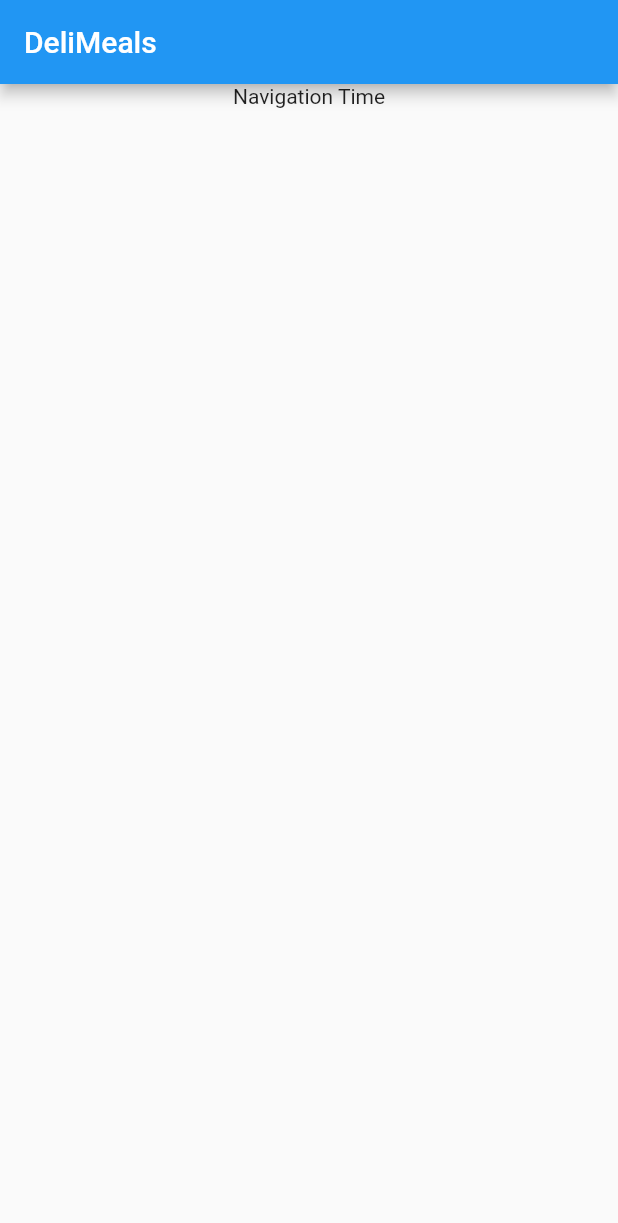
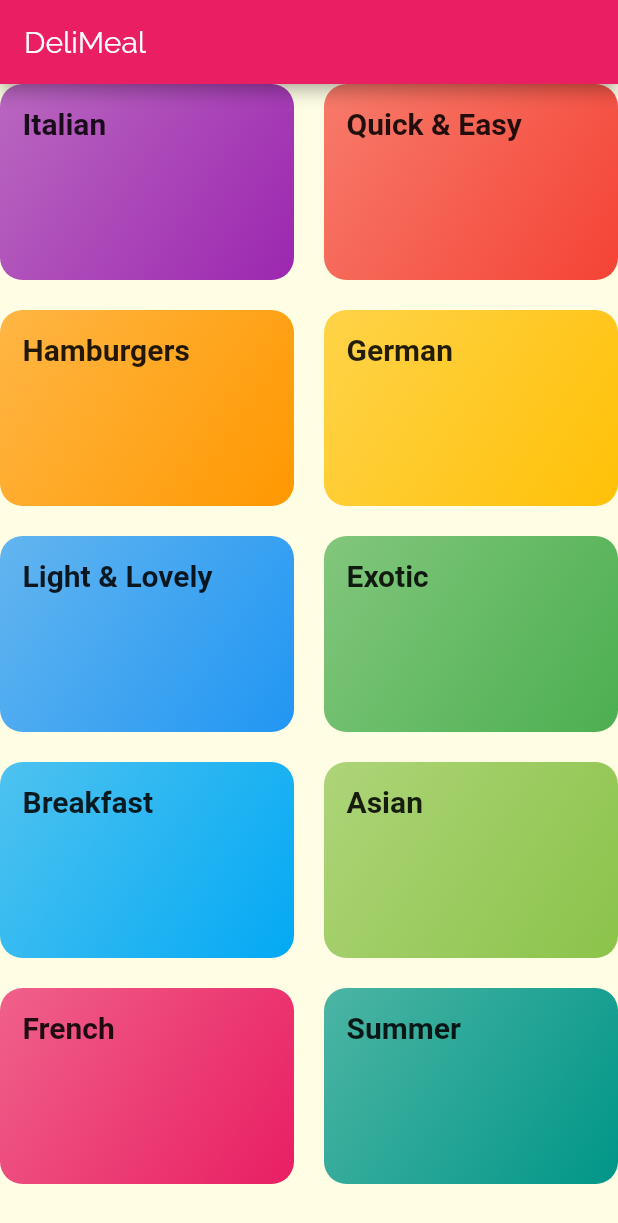
Before and after one commit to Yoshiaki-Harada/flutter_exercise, a Flutter app: the screen it shows after launch, on a phone screen of 412 x 824 dp. Shown: the top 1223 px of the screen. Run offline on Flutter 3.47's test engine with Material 2 defaults, Android fonts, the phone set to English and light mode, and no system bars; Roboto replaces fonts that are missing (RomotoCondensed).

Commit message:
create categoreas

```diff
--- /dev/null
+++ b/deli_meals_app/lib/categories_screen.dart
@@ -0,0 +1,29 @@
+import 'package:deli_meals_app/category_item.dart';
+import 'package:deli_meals_app/dummy_data.dart';
+import 'package:flutter/material.dart';
+
+class CategoriesScreen extends StatelessWidget {
+  @override
+  Widget build(BuildContext context) {
+    return Scaffold(
+      appBar: AppBar(
+        title: const Text('DeliMeal'),
+      ),
+      body: GridView(
+        children: DUMMY_CATEGORIES
+            .map(
+              (catData) => CategoryItem(
+                title: catData.title,
+                color: catData.color,
+              ),
+            )
+            .toList(),
+        gridDelegate: SliverGridDelegateWithMaxCrossAxisExtent(
+            maxCrossAxisExtent: 200,
+            childAspectRatio: 3 / 2,
+            crossAxisSpacing: 20,
+            mainAxisSpacing: 20),
+      ),
+    );
+  }
+}
--- /dev/null
+++ b/deli_meals_app/lib/category_item.dart
@@ -0,0 +1,29 @@
+import 'package:flutter/material.dart';
+
+class CategoryItem extends StatelessWidget {
+  final String title;
+  final Color color;
+
+  const CategoryItem({Key key, this.title, this.color}) : super(key: key);
+
+  @override
+  Widget build(BuildContext context) {
+    return Container(
+      padding: const EdgeInsets.all(15),
+      child: Text(
+        title,
+        style: Theme.of(context).textTheme.title,
+      ),
+      decoration: BoxDecoration(
+          gradient: LinearGradient(
+            colors: [
+              color.withOpacity(0.7),
+              color,
+            ],
+            begin: Alignment.topLeft,
+            end: Alignment.bottomRight,
+          ),
+          borderRadius: BorderRadius.circular(15)),
+    );
+  }
+}
--- /dev/null
+++ b/deli_meals_app/lib/dummy_data.dart
@@ -0,0 +1,56 @@
+import 'package:flutter/material.dart';
+
+import 'models/category.dart';
+
+const DUMMY_CATEGORIES = const [
+  Category(
+    id: 'c1',
+    title: 'Italian',
+    color: Colors.purple,
+  ),
+  Category(
+    id: 'c2',
+    title: 'Quick & Easy',
+    color: Colors.red,
+  ),
+  Category(
+    id: 'c3',
+    title: 'Hamburgers',
+    color: Colors.orange,
+  ),
+  Category(
+    id: 'c4',
+    title: 'German',
+    color: Colors.amber,
+  ),
+  Category(
+    id: 'c5',
+    title: 'Light & Lovely',
+    color: Colors.blue,
+  ),
+  Category(
+    id: 'c6',
+    title: 'Exotic',
+    color: Colors.green,
+  ),
+  Category(
+    id: 'c7',
+    title: 'Breakfast',
+    color: Colors.lightBlue,
+  ),
+  Category(
+    id: 'c8',
+    title: 'Asian',
+    color: Colors.lightGreen,
+  ),
+  Category(
+    id: 'c9',
+    title: 'French',
+    color: Colors.pink,
+  ),
+  Category(
+    id: 'c10',
+    title: 'Summer',
+    color: Colors.teal,
+  ),
+];
--- a/deli_meals_app/lib/main.dart
+++ b/deli_meals_app/lib/main.dart
@@ -1,3 +1,4 @@
+import 'package:deli_meals_app/categories_screen.dart';
 import 'package:flutter/material.dart';
 
 void main() => runApp(MyApp());
@@ -9,9 +10,25 @@ class MyApp extends StatelessWidget {
     return MaterialApp(
       title: 'Flutter Demo',
       theme: ThemeData(
-        primarySwatch: Colors.blue,
+        primarySwatch: Colors.pink,
+        accentColor: Colors.amber,
+        canvasColor: Color.fromRGBO(255, 254, 229, 1),
+        fontFamily: 'Raleway',
+        textTheme: ThemeData.light().textTheme.copyWith(
+              body1: TextStyle(
+                color: Color.fromRGBO(20, 51, 51, 1),
+              ),
+              body2: TextStyle(
+                color: Color.fromRGBO(20, 51, 51, 1),
+              ),
+              title: TextStyle(
+                fontSize: 20,
+                fontFamily: 'RomotoCondensed',
+                fontWeight: FontWeight.bold,
+              ),
+            ),
       ),
-      home: MyHomePage(title: 'DeliMeals'),
+      home: CategoriesScreen(),
     );
   }
 }
@@ -25,7 +42,6 @@ class MyHomePage extends StatefulWidget {
 }
 
 class _MyHomePageState extends State<MyHomePage> {
-
   @override
   Widget build(BuildContext context) {
     return Scaffold(
--- /dev/null
+++ b/deli_meals_app/lib/models/category.dart
@@ -0,0 +1,13 @@
+import 'package:flutter/material.dart';
+
+class Category {
+  final String id;
+  final String title;
+  final Color color;
+
+  const Category({
+    @required this.id,
+    @required this.title,
+    this.color = Colors.orange,
+  });
+}
```
Also changed, not shown: deli_meals_app/pubspec.yaml (+17 -6 lines), deli_meals_app/assets/fonts/Raleway-Black.ttf (added), deli_meals_app/assets/fonts/Raleway-Bold.ttf (added), deli_meals_app/assets/fonts/Raleway-Regular.ttf (added), deli_meals_app/assets/fonts/RobotoCondensed-Bold.ttf (added), deli_meals_app/assets/fonts/RobotoCondensed-Italic.ttf (added), deli_meals_app/assets/fonts/RobotoCondensed-Light.ttf (added), deli_meals_app/assets/fonts/RobotoCondensed-Regular.ttf (added).
